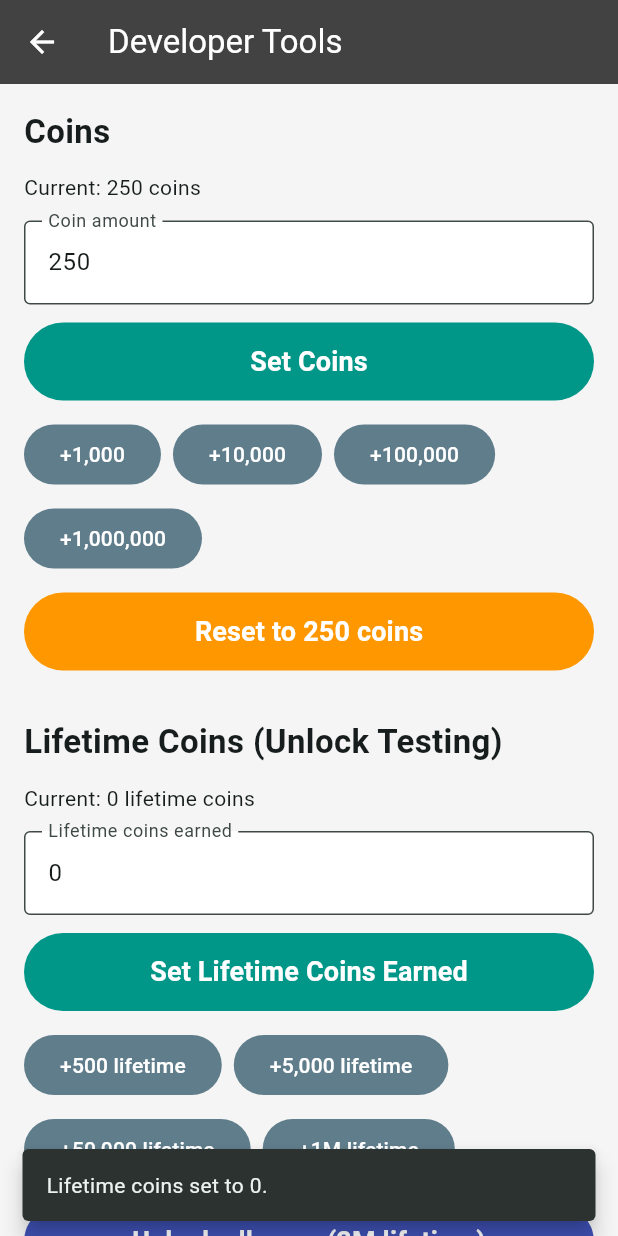
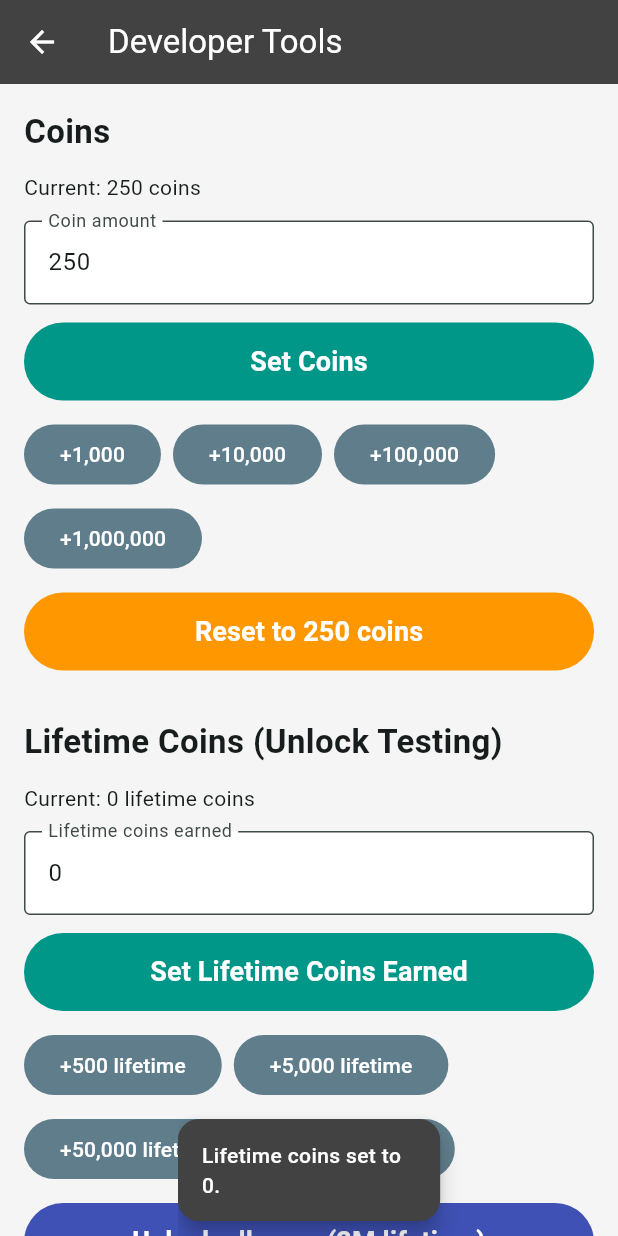
Before and after one commit to dezthegoat12345-beep/egg_hatchers, a Flutter app: the DeveloperScreen screen opened directly with empty values, after a tap on "Set Lifetime Coins Earned", on a phone screen of 412 x 824 dp. Run offline on Flutter 3.47's test engine with Material 3 defaults, Android fonts, the phone set to English and light mode, and no system bars; our stand-ins replace shared_preferences; accounts and stored records are empty.

Commit message:
Fix compact snackbar visibility

```diff
--- a/lib/screens/developer_screen.dart
+++ b/lib/screens/developer_screen.dart
@@ -4,6 +4,7 @@ import 'package:flutter/services.dart';
 import '../data/game_data.dart';
 import '../models/animal.dart';
 import '../services/game_service.dart';
+import '../utils/snackbar_utils.dart';
 
 /// Hidden developer tools for testing coins and forced hatches.
 class DeveloperScreen extends StatefulWidget {
@@ -86,12 +87,7 @@ class _DeveloperScreenState extends State<DeveloperScreen> {
   }
 
   void _showMessage(String text) {
-    ScaffoldMessenger.of(context).showSnackBar(
-      SnackBar(
-        content: Text(text),
-        behavior: SnackBarBehavior.floating,
-      ),
-    );
+    showGameSnackBar(context, message: text);
   }
 
   @override
--- /dev/null
+++ b/lib/utils/snackbar_utils.dart
@@ -0,0 +1,42 @@
+import 'package:flutter/material.dart';
+
+/// Shows a compact floating SnackBar sized to fit the message.
+void showGameSnackBar(
+  BuildContext context, {
+  required String message,
+  Color? backgroundColor,
+  Duration duration = const Duration(seconds: 3),
+}) {
+  final messenger = ScaffoldMessenger.of(context);
+  messenger.clearSnackBars();
+
+  final screenWidth = MediaQuery.sizeOf(context).width;
+  const horizontalMargin = 24.0;
+  const minWidth = 160.0;
+  final maxWidth = (screenWidth - horizontalMargin * 2).clamp(minWidth, 400.0);
+
+  const textStyle = TextStyle(
+    fontSize: 14,
+    fontWeight: FontWeight.w500,
+    color: Colors.white,
+  );
+
+  final textPainter = TextPainter(
+    text: TextSpan(text: message, style: textStyle),
+    textDirection: Directionality.of(context),
+    maxLines: 4,
+  )..layout(maxWidth: maxWidth - 32);
+
+  final snackWidth = (textPainter.size.width + 32).clamp(minWidth, maxWidth);
+
+  messenger.showSnackBar(
+    SnackBar(
+      content: Text(message, style: textStyle),
+      behavior: SnackBarBehavior.floating,
+      duration: duration,
+      backgroundColor: backgroundColor ?? Colors.grey.shade800,
+      shape: RoundedRectangleBorder(borderRadius: BorderRadius.circular(14)),
+      width: snackWidth,
+    ),
+  );
+}
```
Also changed, not shown: lib/screens/collection_screen.dart (+9 -14 lines), lib/screens/hatchery_screen.dart (+9 -14 lines), lib/screens/shop_screen.dart (+9 -15 lines).
